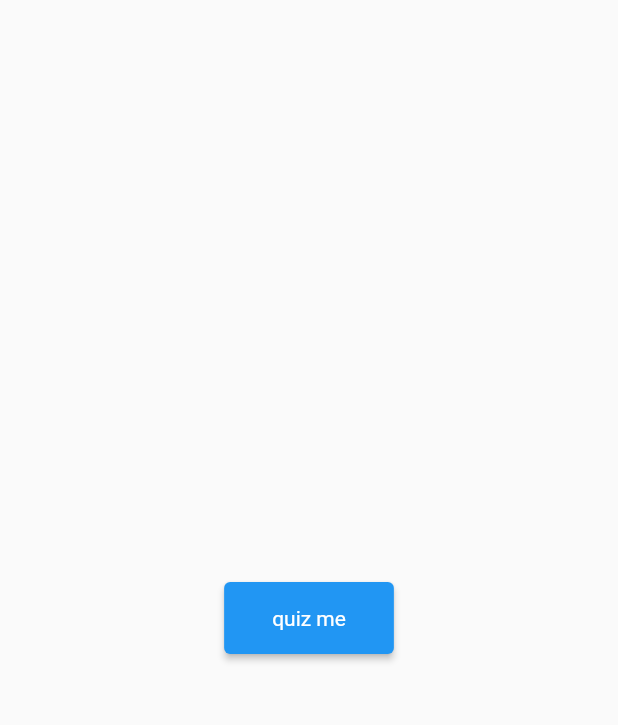
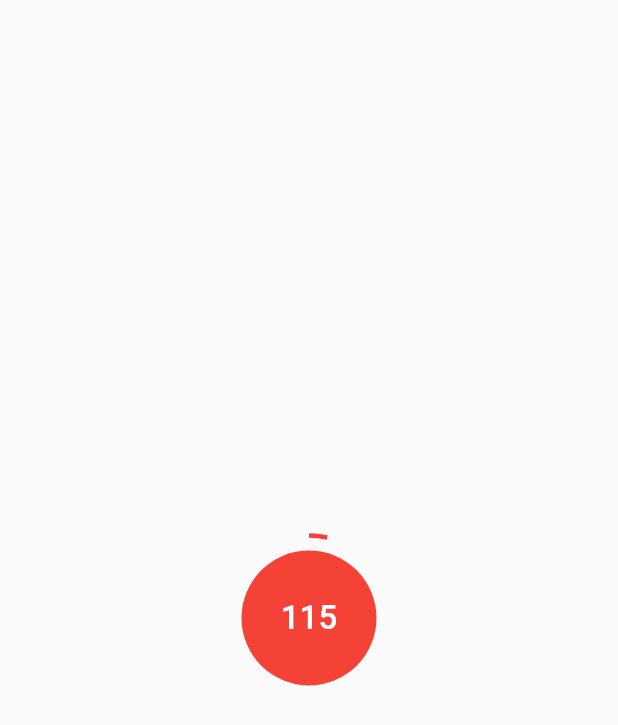
Before and after one commit to abdullahalamodi/quiz_app, a Flutter app: the QuestionsPage screen opened directly, on a phone screen of 412 x 824 dp. Shown: the top 725 px of the screen. Run offline on Flutter 3.47's test engine with Material 2 defaults, Android fonts, the light colour scheme and no system bars; our stand-ins replace animated_text_kit, flutter_riverpod, flutter_svg, freezed_annotation, intl_phone_field, pin_code_fields and 1 more; missing offline and left inert: im_animations, phone_number; accounts and stored records are empty; generated files the repository leaves out were written again.

Commit message:
add timer widget

```diff
--- a/lib/features/home/home_page.dart
+++ b/lib/features/home/home_page.dart
@@ -1,3 +1,4 @@
+import 'package:animated_text_kit/animated_text_kit.dart';
 import 'package:flutter/material.dart';
 import 'package:quiz_app/core/constants/k_constants.dart';
 import 'package:quiz_app/core/extentions/build_context_extentions.dart';
@@ -52,10 +53,23 @@ class _HomePageState extends State<HomePage> {
               duration: const Duration(seconds: 1),
               top: r,
               curve: Curves.easeInOutBack,
-              child: Text(
-                'Are you ready \nto test your knowledge \nand challenge others?',
+              child: DefaultTextStyle(
                 style: context.tthm.titleLarge!.copyWith(
-                  fontSize: 26,
+                  fontSize: 26.0,
+                ),
+                child: FutureBuilder(
+                  future:
+                      Future.delayed(const Duration(seconds: 1), () => true),
+                  builder: (context, snapshot) => snapshot.hasData
+                      ? AnimatedTextKit(
+                          totalRepeatCount: 1,
+                          animatedTexts: [
+                            TypewriterAnimatedText(
+                                speed: const Duration(milliseconds: 70),
+                                'Are you ready \nto test your knowledge \nand challenge others?'),
+                          ],
+                        )
+                      : const SizedBox.shrink(),
                 ),
               ),
             ),
--- a/lib/features/questions/questions_page.dart
+++ b/lib/features/questions/questions_page.dart
@@ -1,6 +1,7 @@
 import 'dart:developer';
 
 import 'package:flutter/material.dart';
+import 'package:quiz_app/features/questions/timer_widget.dart';
 
 class QuestionsPage extends StatelessWidget {
   const QuestionsPage({Key? key}) : super(key: key);
@@ -15,17 +16,11 @@ class QuestionsPage extends StatelessWidget {
             Center(
               child: Hero(
                 tag: 'intro',
-                child: ElevatedButton(
-                  onPressed: () => log('mm'),
-                  child: Padding(
-                    padding: const EdgeInsets.all(16.0),
-                    child: Text(
-                      'quiz me',
-                      style: Theme.of(context).textTheme.bodyMedium!.copyWith(
-                            color: Colors.white,
-                          ),
-                    ),
-                  ),
+                child: TimerWidget(
+                  duration: 120, // 120 secound = 2 minutes
+                  onComplete: () {
+                    log('completed');
+                  },
                 ),
               ),
             ),
--- /dev/null
+++ b/lib/features/questions/timer_widget.dart
@@ -0,0 +1,66 @@
+import 'package:flutter/material.dart';
+import 'package:quiz_app/core/extentions/build_context_extentions.dart';
+
+class TimerWidget extends StatelessWidget {
+  const TimerWidget({
+    Key? key,
+    required this.onComplete,
+    required this.duration,
+  }) : super(key: key);
+
+  final void Function() onComplete;
+  final int duration;
+
+  @override
+  Widget build(BuildContext context) {
+    return TweenAnimationBuilder<double>(
+      tween: Tween<double>(begin: 0.0, end: 1),
+      curve: Curves.easeOutCubic,
+      duration: Duration(seconds: duration),
+      onEnd: onComplete,
+      builder: (context, value, _) => Stack(
+        alignment: Alignment.center,
+        children: [
+          SizedBox(
+            height: 110,
+            width: 110,
+            child: CircularProgressIndicator(
+              value: value,
+              strokeWidth: 3,
+              color: _getColor((value * duration).toInt()),
+            ),
+          ),
+          Container(
+            height: 90,
+            width: 90,
+            decoration: BoxDecoration(
+              color: _getColor((value * duration).toInt()),
+              shape: BoxShape.circle,
+            ),
+            child: Center(
+              child: Text(
+                '${(duration - (value * duration)).toInt()}',
+                style: context.tthm.titleLarge!.copyWith(
+                  color: Colors.white,
+                  fontSize: 22,
+                ),
+              ),
+            ),
+          ),
+        ],
+      ),
+    );
+  }
+
+  MaterialColor _getColor(count) {
+    if (count > (duration * .8)) {
+      return Colors.green;
+    } else if (count > (duration * .6)) {
+      return Colors.yellow;
+    } else if (count > (duration * .5)) {
+      return Colors.orange;
+    } else {
+      return Colors.red;
+    }
+  }
+}
```
